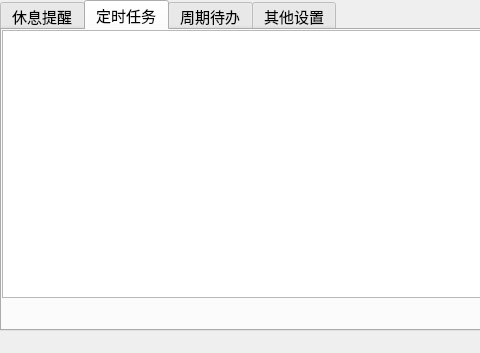
Above: main.ui from songquanpeng/personal-assistant before the change; both pictures show x 0 to 480 and y 0 to 353 of the 711 by 353 pixel window. Below: the same form after it.
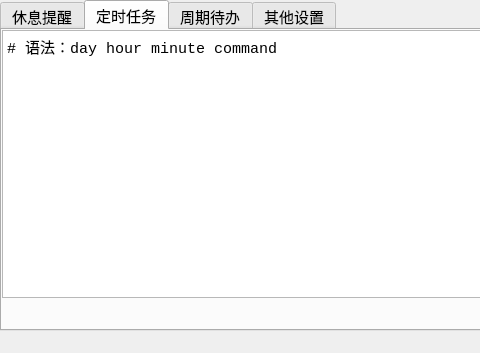
That is the form after the change. The open tabs and pages were chosen to show the change.

Diff of the .ui file:
```diff
--- a/main.ui
+++ b/main.ui
@@ -282,7 +282,8 @@
 font-family: &quot;Consolas&quot;, &quot;Microsoft YaHei&quot;;</string>
           </property>
           <property name="plainText">
-           <string/>
+           <string># 语法：day hour minute command
+</string>
           </property>
          </widget>
         </item>
```
